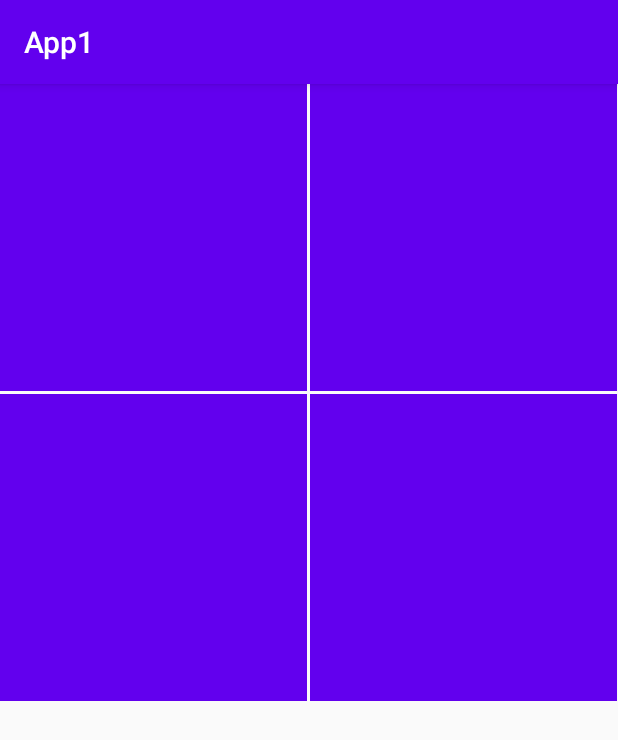
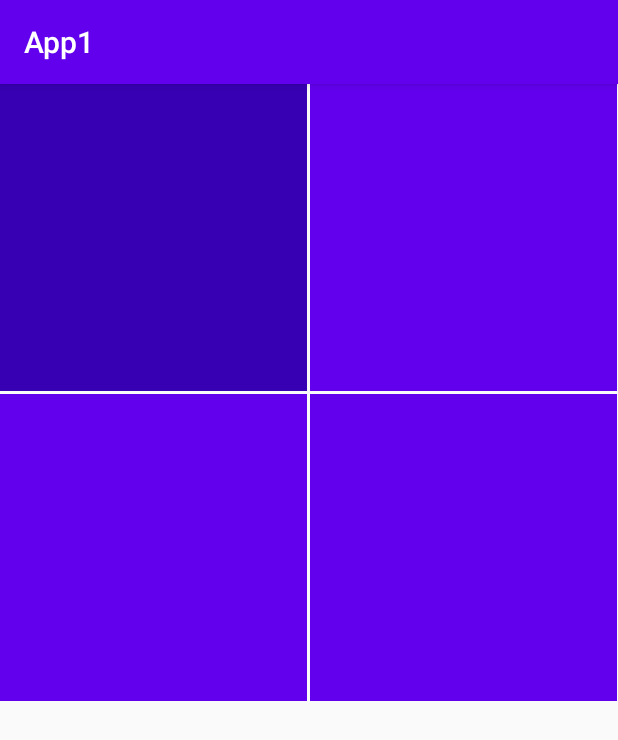
Before and after one commit to kim-iths/App1, an Android app: the screen it shows after launch (MainActivity), after a tap on an icon or button, on a phone screen of 412 x 824 dp. Shown: the top 740 px of the screen. Run offline under Robolectric (Android 15) with nearby library versions, the phone set to English and light mode, and no system bars.

Commit message:
got GridView with randomly colored buttons working

```diff
--- a/app/src/main/java/com/example/app1/MainActivity.kt
+++ b/app/src/main/java/com/example/app1/MainActivity.kt
@@ -18,6 +18,7 @@ class MainActivity : AppCompatActivity() {
     lateinit var adapter: ButtonAdapter
     var amountToAdd = 3
     var random = 0
+    var round = 1
     lateinit var buttonList: MutableList<ColorButton>
 
     override fun onCreate(savedInstanceState: Bundle?) {
@@ -25,7 +26,7 @@ class MainActivity : AppCompatActivity() {
         setContentView(R.layout.activity_main)
 
         buttonList = mutableListOf()
-        buttonList.add(ColorButton(R.color.colorPrimary))
+        buttonList.add(ColorButton(R.color.colorPrimaryDark))
 
         grid = findViewById(R.id.grid)
         adapter = ButtonAdapter(this, buttonList)
@@ -43,17 +44,19 @@ class MainActivity : AppCompatActivity() {
             //nextRound((amountToAdd-1)*(amountToAdd-1))
             //buttonList[random].color = R.color.colorPrimaryDark
 
+            round += 1
+            buttonList[random].color = R.color.colorPrimary
+            nextRound(round)
+            adapter.notifyDataSetChanged()
             amountToAdd += 2
-            adapter.notifyDataSetChanged()
         }
 
-        nextRound(amountToAdd)
     }
 
     fun nextRound(count: Int){
-        random = Random.nextInt(0,count)
-        Log.e("!!!", "$random")
-
+        random = Random.nextInt(0,(count) * (count))
+        Log.e("!!!", "count: $count, random: $random")
+        buttonList[random].color = R.color.colorPrimaryDark
 
         //for(i in 0..count-1){
 
```
